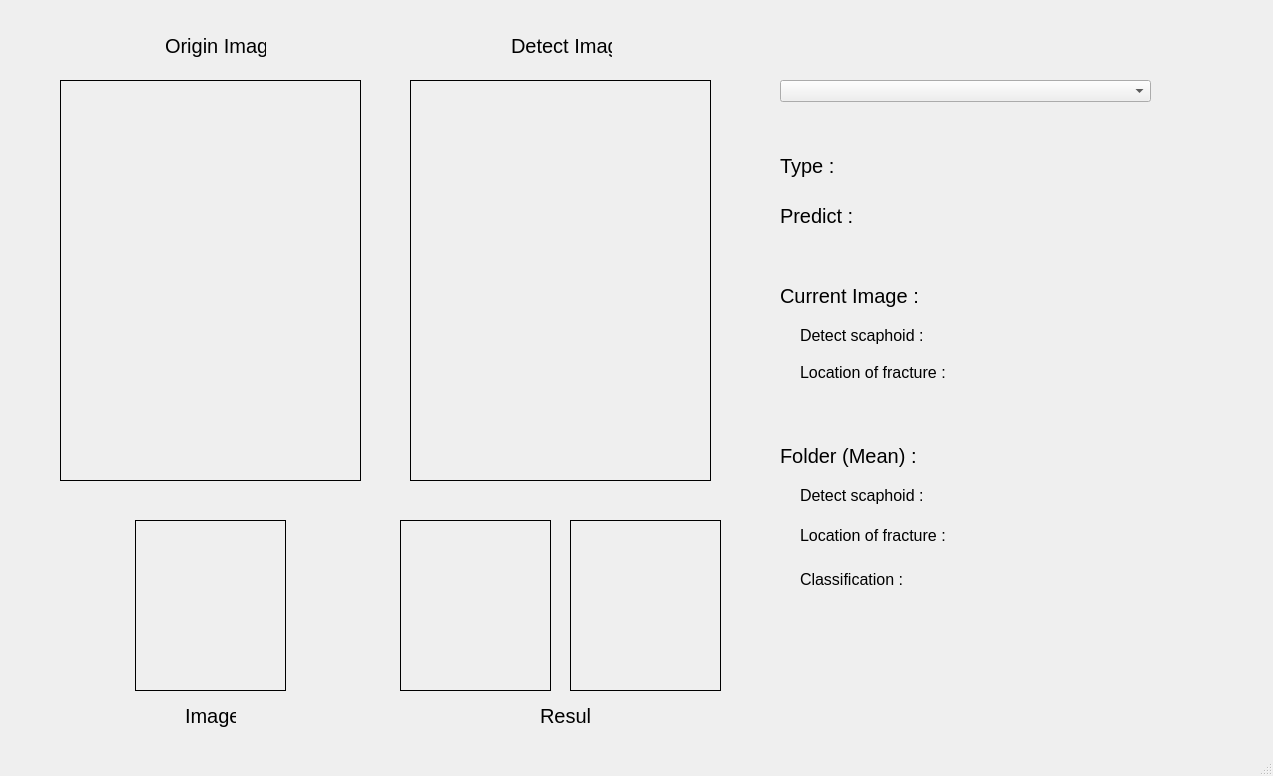
First picture: the form in python/Image Processing/Final_Project/Code/UI.ui, repository ChengTsungPao/working, before the edit.
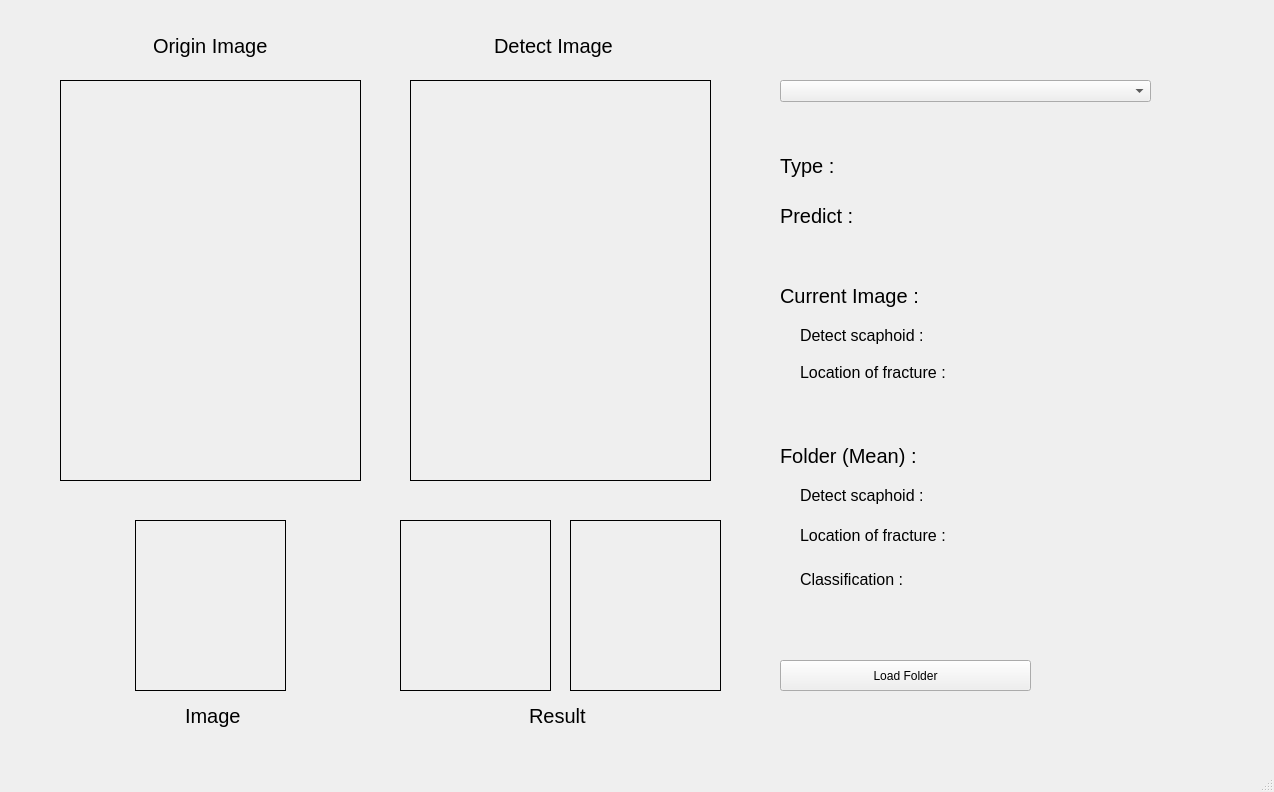
Second picture: the form after the edit.

Commit message: Select Folder

The edit to the form file:
```diff
--- a/python/Image Processing/Final_Project/Code/UI.ui
+++ b/python/Image Processing/Final_Project/Code/UI.ui
@@ -6,8 +6,8 @@
    <rect>
     <x>0</x>
     <y>0</y>
-    <width>1273</width>
-    <height>776</height>
+    <width>1274</width>
+    <height>792</height>
    </rect>
   </property>
   <property name="windowTitle">
@@ -17,9 +17,9 @@
    <widget class="QLabel" name="label">
     <property name="geometry">
      <rect>
-      <x>165</x>
+      <x>153</x>
       <y>20</y>
-      <width>101</width>
+      <width>141</width>
       <height>51</height>
      </rect>
     </property>
@@ -35,9 +35,9 @@
    <widget class="QLabel" name="label_2">
     <property name="geometry">
      <rect>
-      <x>511</x>
+      <x>494</x>
       <y>20</y>
-      <width>101</width>
+      <width>141</width>
       <height>51</height>
      </rect>
     </property>
@@ -135,7 +135,7 @@
      <rect>
       <x>185</x>
       <y>690</y>
-      <width>51</width>
+      <width>71</width>
       <height>51</height>
      </rect>
     </property>
@@ -151,9 +151,9 @@
    <widget class="QLabel" name="label_4">
     <property name="geometry">
      <rect>
-      <x>540</x>
+      <x>529</x>
       <y>690</y>
-      <width>51</width>
+      <width>81</width>
       <height>51</height>
      </rect>
     </property>
@@ -338,6 +338,19 @@
      <string>Location of fracture :</string>
     </property>
    </widget>
+   <widget class="QPushButton" name="loadFolderButton">
+    <property name="geometry">
+     <rect>
+      <x>780</x>
+      <y>660</y>
+      <width>251</width>
+      <height>31</height>
+     </rect>
+    </property>
+    <property name="text">
+     <string>Load Folder</string>
+    </property>
+   </widget>
   </widget>
   <widget class="QMenuBar" name="menubar">
    <property name="geometry">
```
Left out of the diff: 4 changed lines with no effect on the pictures. The commit also changes 19 other files.
